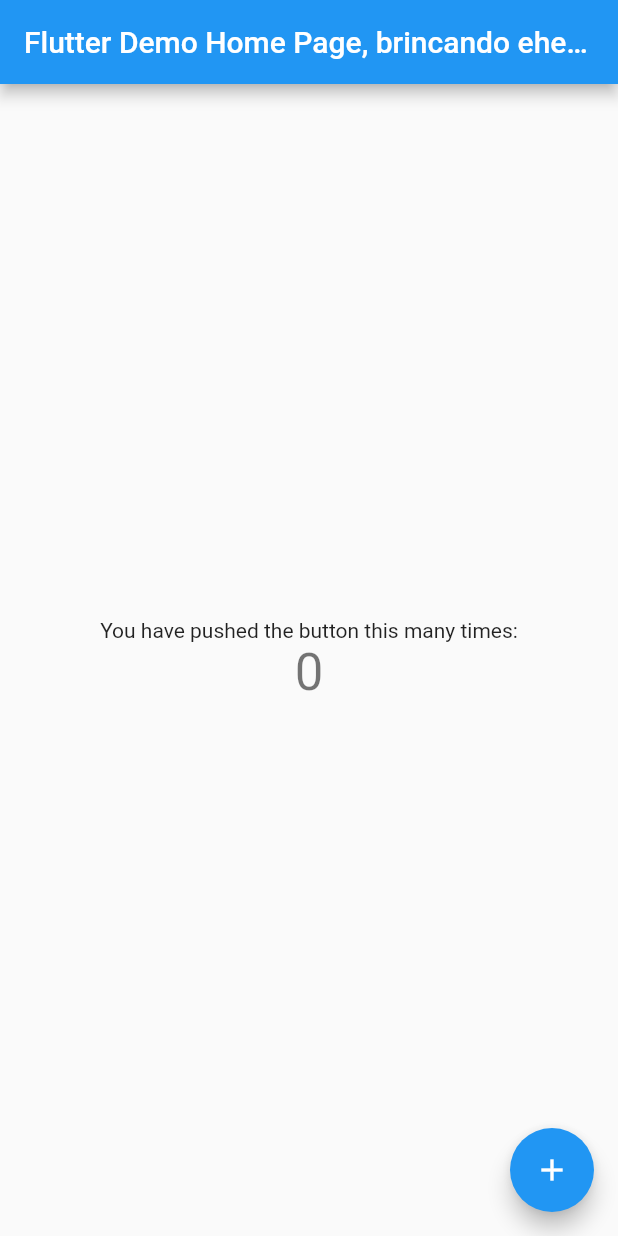
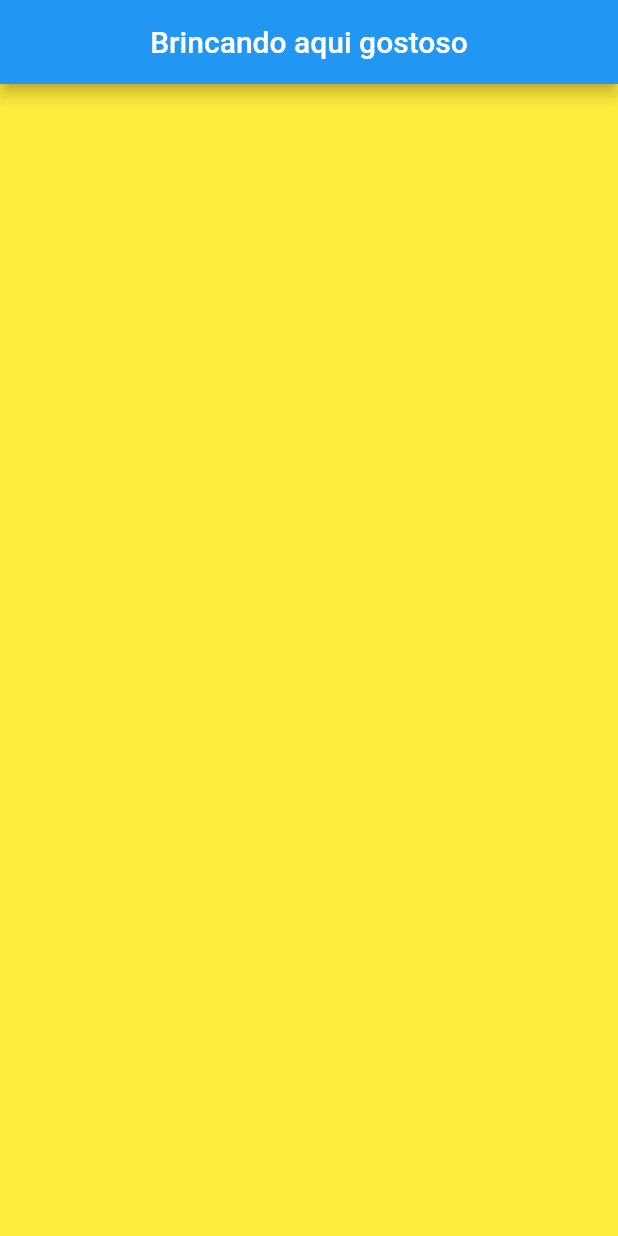
Before and after one commit to belarminon/aulagit, a Flutter app: the screen it shows after launch, on a phone screen of 412 x 824 dp. Run offline on Flutter 3.47's test engine with Material 2 defaults, Android fonts, the phone set to English and light mode, and no system bars.

Commit message:
Criei o HomePage

```diff
--- /dev/null
+++ b/lib/home_page.dart
@@ -0,0 +1,18 @@
+import 'package:flutter/material.dart';
+
+class HomePage extends StatelessWidget {
+  @override
+  Widget build(BuildContext context) {
+    return Scaffold(
+      appBar: AppBar(
+        title: Text('Brincando aqui gostoso'),
+        centerTitle: true,
+      ),
+      body: _body(),
+    );
+  }
+
+  _body() {
+    return Container(color: Colors.yellow);
+  }
+}
--- a/lib/main.dart
+++ b/lib/main.dart
@@ -1,4 +1,5 @@
 import 'package:flutter/material.dart';
+import 'package:teste_contador/home_page.dart';
 
 void main() {
   runApp(MyApp());
@@ -8,59 +9,11 @@ class MyApp extends StatelessWidget {
   @override
   Widget build(BuildContext context) {
     return MaterialApp(
-      title: 'Flutter Demo 2, testando o github',
       theme: ThemeData(
         primarySwatch: Colors.blue,
         visualDensity: VisualDensity.adaptivePlatformDensity,
       ),
-      home: MyHomePage(title: 'Flutter Demo Home Page, brincando eheheheeh'),
+      home: HomePage(),
     );
   }
 }
-
-class MyHomePage extends StatefulWidget {
-  MyHomePage({Key key, this.title}) : super(key: key);
-
-  final String title;
-
-  @override
-  _MyHomePageState createState() => _MyHomePageState();
-}
-
-class _MyHomePageState extends State<MyHomePage> {
-  int _counter = 0;
-
-  void _incrementCounter() {
-    setState(() {
-      _counter++;
-    });
-  }
-
-  @override
-  Widget build(BuildContext context) {
-    return Scaffold(
-      appBar: AppBar(
-        title: Text(widget.title),
-      ),
-      body: Center(
-        child: Column(
-          mainAxisAlignment: MainAxisAlignment.center,
-          children: <Widget>[
-            Text(
-              'You have pushed the button this many times:',
-            ),
-            Text(
-              '$_counter',
-              style: Theme.of(context).textTheme.headline4,
-            ),
-          ],
-        ),
-      ),
-      floatingActionButton: FloatingActionButton(
-        onPressed: _incrementCounter,
-        tooltip: 'Increment',
-        child: Icon(Icons.add),
-      ),
-    );
-  }
-}
```
